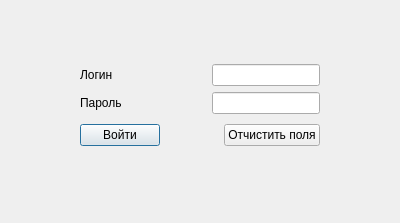
The window that include/login.ui (RA6AMO/newEdit) describes before a commit, drawn with Qt 5.
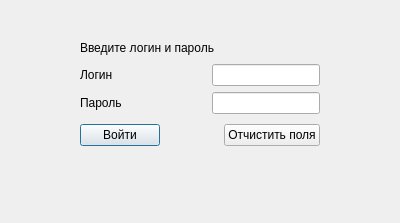
The same window after the commit.

Patch:
```diff
--- a/include/login.ui
+++ b/include/login.ui
@@ -114,6 +114,19 @@
     </item>
    </layout>
   </widget>
+  <widget class="QLabel" name="label">
+   <property name="geometry">
+    <rect>
+     <x>80</x>
+     <y>40</y>
+     <width>231</width>
+     <height>16</height>
+    </rect>
+   </property>
+   <property name="text">
+    <string>Введите логин и пароль</string>
+   </property>
+  </widget>
  </widget>
  <resources/>
  <connections/>
```
